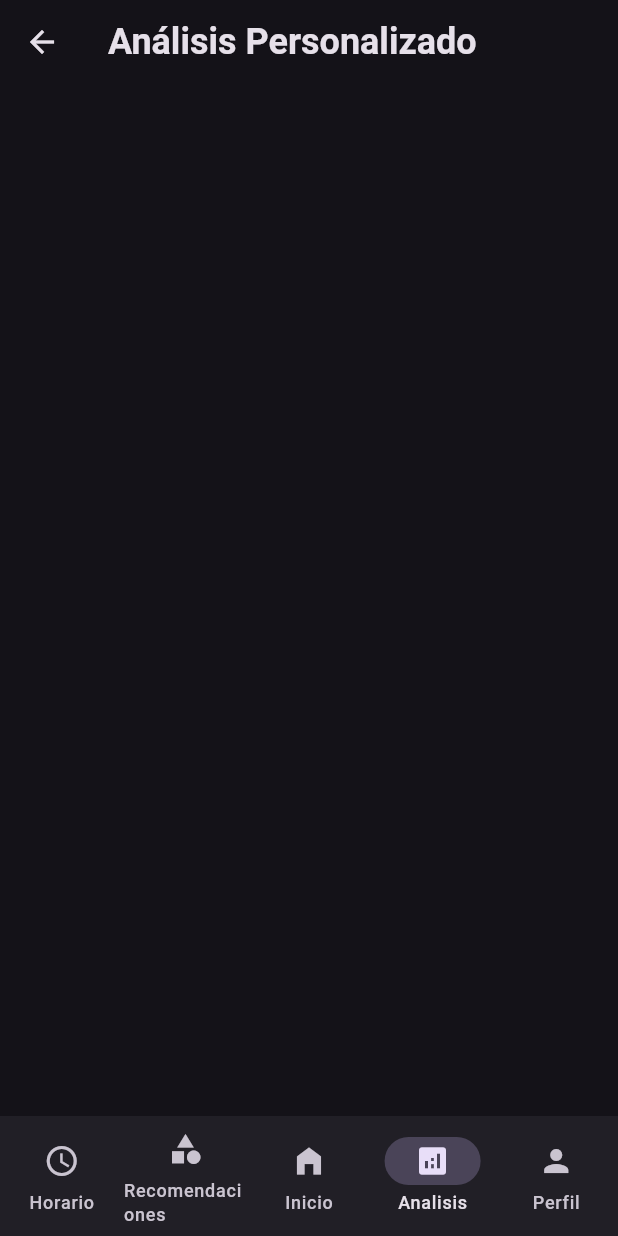
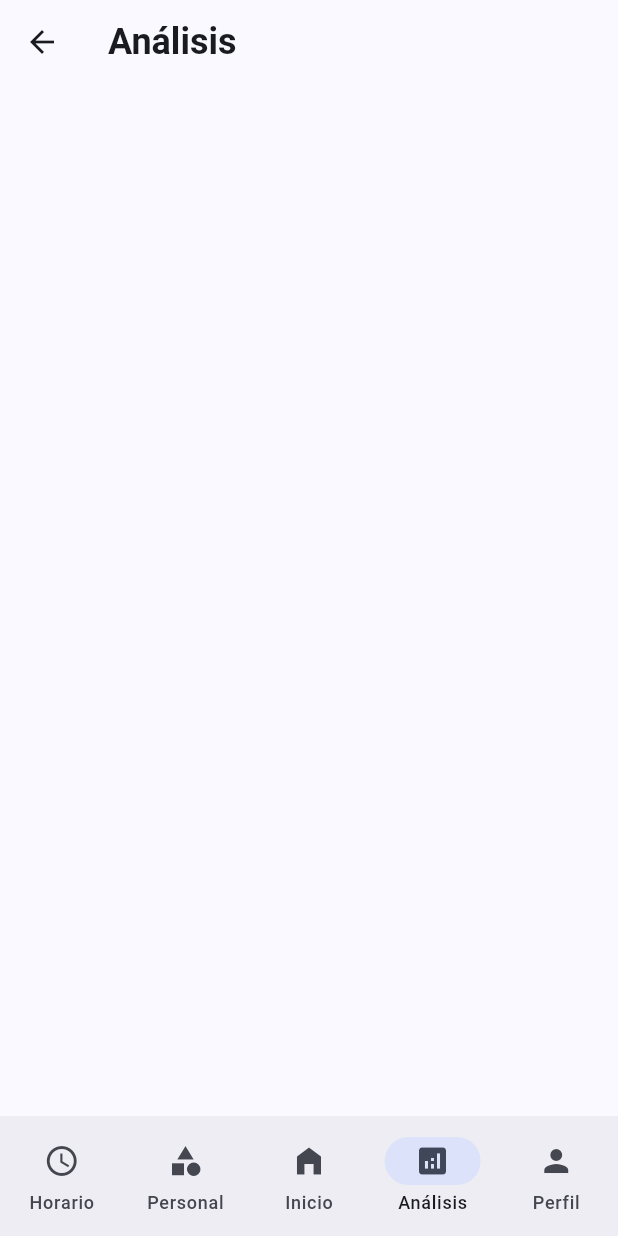
Before and after one commit to DarkCrones1/sleepwell_app, a Flutter app: the ScreenNavbar screen opened by its route, item 4 of the bottom bar chosen, on a phone screen of 412 x 824 dp. Run offline on Flutter 3.47's test engine with Material 3 defaults, Android fonts, the phone set to English and light mode, and no system bars; Roboto replaces fonts that are missing (Montserrat).

Commit message:
Added Icon

```diff
--- a/lib/config/theme.dart
+++ b/lib/config/theme.dart
@@ -1,10 +1,20 @@
 import 'package:flutter/material.dart';
 
-class AppTheme{
+const List<Color> _colorThemes = [
+  Colors.brown,
+  Colors.blueAccent,
+  Colors.red,
+  Colors.yellow,
+  Colors.orange,
+  Colors.teal,
+  Colors.purpleAccent,
+];
 
-  ThemeData getTheme() => ThemeData(
-    useMaterial3: true,
-    brightness: Brightness.dark
-  );
+class AppTheme {
+  final int selectedColor;
 
+  AppTheme({this.selectedColor = 0});
+
+  ThemeData getTheme() =>
+      ThemeData(useMaterial3: true, colorSchemeSeed: _colorThemes[selectedColor]);
 }
--- a/lib/presentation/screens/screen_navbar/screen_navbar.dart
+++ b/lib/presentation/screens/screen_navbar/screen_navbar.dart
@@ -14,7 +14,7 @@ class ScreenNavbar extends StatefulWidget {
 
 class _ScreenNavbarState extends State<ScreenNavbar> {
 
-  int currentPageIndex = 0;
+  int currentPageIndex = 2;
 
   @override
   Widget build(BuildContext context) {
@@ -28,9 +28,9 @@ class _ScreenNavbarState extends State<ScreenNavbar> {
         selectedIndex: currentPageIndex,
         destinations: const <Widget>[
           NavigationDestination(icon: Icon(Icons.access_time), label: 'Horario' ),
-          NavigationDestination(icon: Icon(Icons.category), label: 'Recomendaciones' ),
+          NavigationDestination(icon: Icon(Icons.category), label: 'Personal' ),
           NavigationDestination(icon: Icon(Icons.home_filled), label: 'Inicio' ),
-          NavigationDestination(icon: Icon(Icons.analytics), label: 'Analisis' ),
+          NavigationDestination(icon: Icon(Icons.analytics), label: 'Análisis' ),
           NavigationDestination(icon: Icon(Icons.person), label: 'Perfil' ),
         ],
       ),
--- a/lib/presentation/screens/screen_principal/screen_analytics.dart
+++ b/lib/presentation/screens/screen_principal/screen_analytics.dart
@@ -9,7 +9,7 @@ class ScreenAnalyticsPage extends StatelessWidget {
     return Scaffold(
       appBar: AppBar(
         title: const Text(
-          'Análisis Personalizado',
+          'Análisis',
           style: TextStyle(
             fontFamily: 'Montserrat',
             fontSize: 24,
--- a/lib/presentation/screens/screen_user/screen_user_login.dart
+++ b/lib/presentation/screens/screen_user/screen_user_login.dart
@@ -32,7 +32,7 @@ class _LoginPageScreenState extends State<LoginPageScreen> {
               Column(
                 children: [
                   Image.asset(
-                    'image/mundoartesano.png',
+                    'image/SleepWell.png',
                     height: 250,
                     width: 250,
                   ),
@@ -129,7 +129,7 @@ class _LoginPageScreenState extends State<LoginPageScreen> {
               const SizedBox(
                 height: 20,
               ),
-              ButtonBar(
+              OverflowBar(
                 children: <Widget>[
                   TextButton.icon(
                       onPressed: () => Navigator.pushNamed(context, '/sign_up'),
--- a/lib/presentation/screens/screen_user/screen_user_recover.dart
+++ b/lib/presentation/screens/screen_user/screen_user_recover.dart
@@ -32,7 +32,7 @@ class _RecoverPassPageScreenState extends State<RecoverPassPageScreen> {
                 children: <Widget>[
                   const SizedBox(height: 30),
                   Image.asset(
-                    'image/mundoartesano.png',
+                    'image/SleepWell.png',
                     height: 250,
                     width: 250,
                   ),
--- a/lib/presentation/screens/screen_user/screen_user_signup.dart
+++ b/lib/presentation/screens/screen_user/screen_user_signup.dart
@@ -30,7 +30,7 @@ class _SignUpPageScreenState extends State<SignUpPageScreen> {
           child: ListView(
             children: <Widget>[
               Image.asset(
-                'image/mundoartesano.png',
+                'image/SleepWell.png',
                 height: 250,
                 width: 250,
               ),
--- a/pubspec.yaml
+++ b/pubspec.yaml
@@ -36,6 +36,10 @@ dependencies:
   # Use with the CupertinoIcons class for iOS style icons.
   cupertino_icons: ^1.0.8
   provider: ^6.1.2
+
+flutter_icons:
+  android: "launcher_icon"
+  image_path: "assets/icon/icon.png"
 
 dev_dependencies:
   flutter_test:
```
Also changed, not shown: lib/main.dart (+7 -6 lines), assets/icon/icon.png (added), image/SleepWell.png.jpeg (added), image/launcher_icon.png (added), 6 other files.
